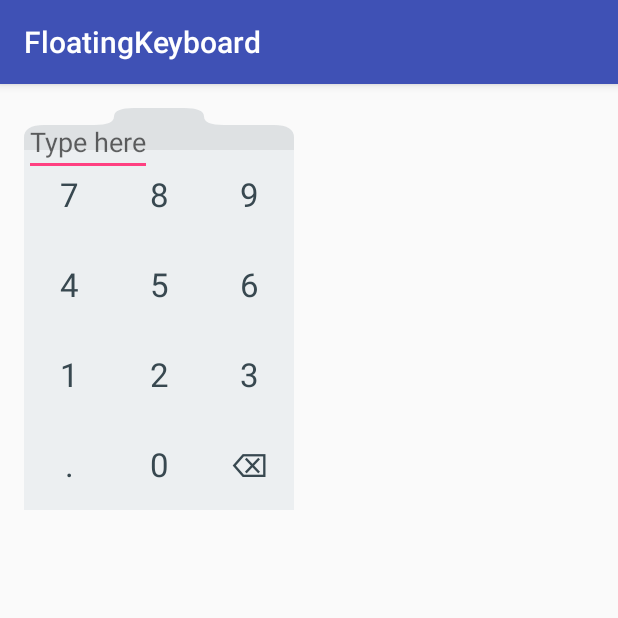
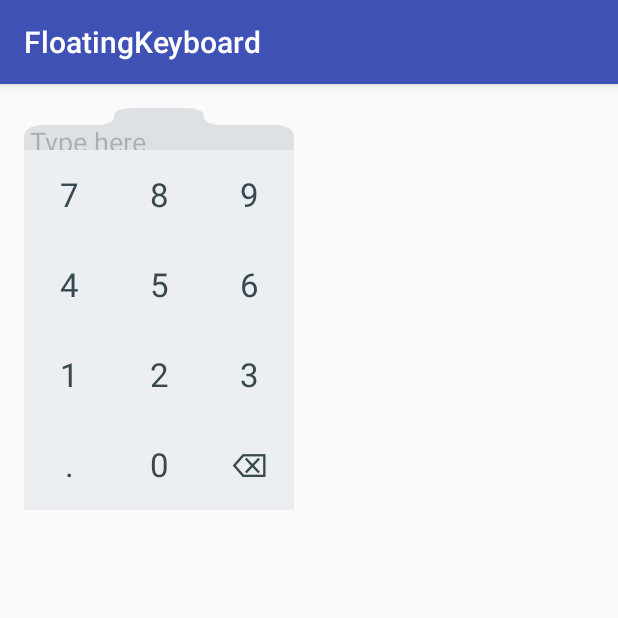
Before and after one commit to GeorgeArgyrakis/FloatingKeyboard, an Android app: the screen it shows after launch (MainActivity), on a phone screen of 412 x 824 dp, the top half of it. Run offline under Robolectric (Android 15) with nearby library versions, the phone set to English and light mode, and no system bars.

Commit message:
Move keaboard last in xml (also add elevation) so as to appear on top

```diff
--- a/app/src/main/res/layout/activity_main.xml
+++ b/app/src/main/res/layout/activity_main.xml
@@ -8,7 +8,17 @@
     android:paddingLeft="@dimen/activity_horizontal_margin"
     android:paddingRight="@dimen/activity_horizontal_margin"
     android:paddingTop="@dimen/activity_vertical_margin"
-    tools:context="info.gargy.floatingkeyboard.MainActivity">
+    >
+
+    <EditText
+        android:layout_width="wrap_content"
+        android:layout_height="wrap_content"
+        android:id="@+id/edittext1"
+        android:inputType="numberDecimal"
+        android:selectAllOnFocus="true"
+        android:textIsSelectable="true"
+        android:hint="Type here"
+    />
 
     <info.gargy.floatingkeyboardview.FloatingKeyboardView
         android:id="@+id/keyboardview"
@@ -21,16 +31,8 @@
         android:keyBackground="@drawable/keyback"
         android:shadowRadius="0.0"
         android:background="@android:color/transparent"
-    />
-    <EditText
-        android:layout_width="wrap_content"
-        android:layout_height="wrap_content"
-        android:id="@+id/edittext1"
-        android:inputType="numberDecimal"
-        android:selectAllOnFocus="true"
-        android:textIsSelectable="true"
-        android:hint="Type here"
-    />
+        android:elevation="1dp"
+        />
 
 
 </RelativeLayout>
```
